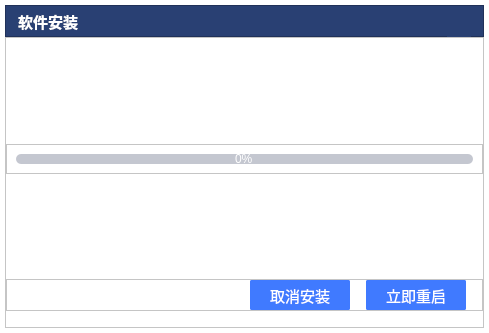
Old version of the form update/mainwindow.ui in the repository ZhouMei20220810/TEST.
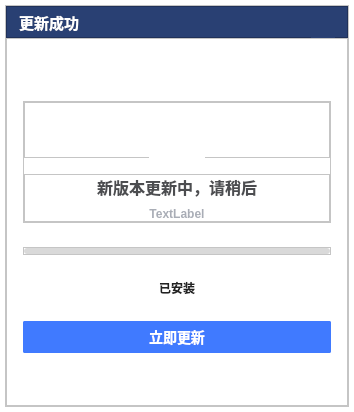
New version of the form. Icons and pictures are not drawn.

Commit message: 更新软件UI调整

```diff
--- a/update/mainwindow.ui
+++ b/update/mainwindow.ui
@@ -6,8 +6,8 @@
    <rect>
     <x>0</x>
     <y>0</y>
-    <width>489</width>
-    <height>333</height>
+    <width>350</width>
+    <height>393</height>
    </rect>
   </property>
   <property name="windowTitle">
@@ -17,21 +17,48 @@
    <string notr="true">background:transparent;</string>
   </property>
   <widget class="QWidget" name="centralwidget">
+   <layout class="QHBoxLayout" name="horizontalLayout">
+    <property name="spacing">
+     <number>0</number>
+    </property>
+    <property name="leftMargin">
+     <number>5</number>
+    </property>
+    <property name="topMargin">
+     <number>5</number>
+    </property>
+    <property name="rightMargin">
+     <number>5</number>
+    </property>
+    <property name="bottomMargin">
+     <number>5</number>
+    </property>
+    <item>
+     <widget class="QFrame" name="frame_5">
+      <property name="styleSheet">
+       <string notr="true">background-color:#FFFFFFFF;</string>
+      </property>
+      <property name="frameShape">
+       <enum>QFrame::StyledPanel</enum>
+      </property>
+      <property name="frameShadow">
+       <enum>QFrame::Raised</enum>
+      </property>
    <layout class="QVBoxLayout" name="verticalLayout">
     <property name="spacing">
      <number>0</number>
     </property>
     <property name="leftMargin">
-     <number>5</number>
+        <number>0</number>
     </property>
     <property name="topMargin">
-     <number>5</number>
+        <number>0</number>
     </property>
     <property name="rightMargin">
-     <number>5</number>
+        <number>0</number>
     </property>
     <property name="bottomMargin">
-     <number>5</number>
+        <number>0</number>
     </property>
     <item>
      <widget class="QFrame" name="frame">
@@ -287,7 +314,7 @@
           <string notr="true"/>
          </property>
          <property name="text">
-          <string>软件安装</string>
+             <string>更新成功</string>
          </property>
         </widget>
        </item>
@@ -356,15 +383,66 @@
      </widget>
     </item>
     <item>
-     <widget class="QFrame" name="frame_4">
+        <widget class="QFrame" name="frame_8">
+         <property name="frameShape">
+          <enum>QFrame::StyledPanel</enum>
+         </property>
+         <property name="frameShadow">
+          <enum>QFrame::Raised</enum>
+         </property>
+         <layout class="QVBoxLayout" name="verticalLayout_9">
+          <property name="spacing">
+           <number>24</number>
+          </property>
+          <property name="leftMargin">
+           <number>16</number>
+          </property>
+          <property name="topMargin">
+           <number>62</number>
+          </property>
+          <property name="rightMargin">
+           <number>16</number>
+          </property>
+          <property name="bottomMargin">
+           <number>52</number>
+          </property>
+          <item>
+           <widget class="QFrame" name="frame_10">
+            <property name="frameShape">
+             <enum>QFrame::StyledPanel</enum>
+            </property>
+            <property name="frameShadow">
+             <enum>QFrame::Raised</enum>
+            </property>
+            <layout class="QVBoxLayout" name="verticalLayout_7">
+             <property name="spacing">
+              <number>16</number>
+             </property>
+             <property name="leftMargin">
+              <number>0</number>
+             </property>
+             <property name="topMargin">
+              <number>0</number>
+             </property>
+             <property name="rightMargin">
+              <number>0</number>
+             </property>
+             <property name="bottomMargin">
+              <number>0</number>
+             </property>
+             <item>
+              <widget class="QFrame" name="frame_11">
       <property name="minimumSize">
        <size>
-        <width>0</width>
-        <height>100</height>
-       </size>
-      </property>
-      <property name="styleSheet">
-       <string notr="true">background-color:#FFFFFF;</string>
+                 <width>56</width>
+                 <height>56</height>
+                </size>
+               </property>
+               <property name="maximumSize">
+                <size>
+                 <width>16777215</width>
+                 <height>16777215</height>
+                </size>
       </property>
       <property name="frameShape">
        <enum>QFrame::StyledPanel</enum>
@@ -372,7 +450,7 @@
       <property name="frameShadow">
        <enum>QFrame::Raised</enum>
       </property>
-      <layout class="QVBoxLayout" name="verticalLayout_2">
+               <layout class="QHBoxLayout" name="horizontalLayout_5">
        <property name="spacing">
         <number>0</number>
        </property>
@@ -386,151 +464,179 @@
         <number>0</number>
        </property>
        <property name="bottomMargin">
-        <number>16</number>
+                 <number>0</number>
        </property>
        <item>
-        <spacer name="verticalSpacer_2">
+                 <spacer name="horizontalSpacer_4">
          <property name="orientation">
-          <enum>Qt::Vertical</enum>
+                   <enum>Qt::Horizontal</enum>
          </property>
          <property name="sizeHint" stdset="0">
           <size>
-           <width>474</width>
-           <height>97</height>
+                    <width>121</width>
+                    <height>20</height>
           </size>
          </property>
         </spacer>
        </item>
        <item>
-        <widget class="QFrame" name="frame_3">
+                 <widget class="QLabel" name="labeLogo_2">
+                  <property name="minimumSize">
+                   <size>
+                    <width>56</width>
+                    <height>56</height>
+                   </size>
+                  </property>
+                  <property name="maximumSize">
+                   <size>
+                    <width>56</width>
+                    <height>56</height>
+                   </size>
+                  </property>
+                  <property name="text">
+                   <string/>
+                  </property>
+                  <property name="pixmap">
+                   <pixmap resource="res.qrc">:/resource/aboutlogo.png</pixmap>
+                  </property>
+                  <property name="scaledContents">
+                   <bool>true</bool>
+                  </property>
+                 </widget>
+                </item>
+                <item>
+                 <spacer name="horizontalSpacer_5">
+                  <property name="orientation">
+                   <enum>Qt::Horizontal</enum>
+                  </property>
+                  <property name="sizeHint" stdset="0">
+                   <size>
+                    <width>121</width>
+                    <height>20</height>
+                   </size>
+                  </property>
+                 </spacer>
+                </item>
+               </layout>
+              </widget>
+             </item>
+             <item>
+              <widget class="QFrame" name="frame_12">
          <property name="frameShape">
           <enum>QFrame::StyledPanel</enum>
          </property>
          <property name="frameShadow">
           <enum>QFrame::Raised</enum>
          </property>
-         <layout class="QHBoxLayout" name="horizontalLayout_3">
+               <layout class="QVBoxLayout" name="verticalLayout_8">
+                <property name="spacing">
+                 <number>8</number>
+                </property>
+                <property name="leftMargin">
+                 <number>0</number>
+                </property>
+                <property name="topMargin">
+                 <number>0</number>
+                </property>
+                <property name="rightMargin">
+                 <number>0</number>
+                </property>
+                <property name="bottomMargin">
+                 <number>0</number>
+                </property>
+                <item>
+                 <widget class="QLabel" name="labelStatus">
+                  <property name="styleSheet">
+                   <string notr="true">color:#4C4D50;font-size:16px;font-weight:bold;</string>
+                  </property>
+                  <property name="text">
+                   <string>新版本更新中，请稍后</string>
+                  </property>
+                  <property name="alignment">
+                   <set>Qt::AlignCenter</set>
+                  </property>
+                 </widget>
+                </item>
+                <item>
+                 <widget class="QLabel" name="labelUpdateVersion">
+                  <property name="styleSheet">
+                   <string notr="true">color:#A9ADB6;font-size:12px;font-weight:bold;</string>
+                  </property>
+                  <property name="text">
+                   <string>TextLabel</string>
+                  </property>
+                  <property name="alignment">
+                   <set>Qt::AlignCenter</set>
+                  </property>
+                 </widget>
+                </item>
+               </layout>
+              </widget>
+             </item>
+            </layout>
+           </widget>
+          </item>
+          <item>
+           <widget class="QFrame" name="frame_6">
+            <property name="frameShape">
+             <enum>QFrame::StyledPanel</enum>
+            </property>
+            <property name="frameShadow">
+             <enum>QFrame::Raised</enum>
+            </property>
+            <layout class="QHBoxLayout" name="horizontalLayout_4">
+             <property name="spacing">
+              <number>0</number>
+             </property>
+             <property name="leftMargin">
+              <number>0</number>
+             </property>
+             <property name="topMargin">
+              <number>0</number>
+             </property>
+             <property name="rightMargin">
+              <number>0</number>
+             </property>
+             <property name="bottomMargin">
+              <number>0</number>
+             </property>
           <item>
            <widget class="QProgressBar" name="progressBar">
             <property name="maximumSize">
              <size>
               <width>16777215</width>
-              <height>10</height>
+                 <height>6</height>
              </size>
             </property>
             <property name="styleSheet">
              <string notr="true">QProgressBar{text-align: center;color:#FFFFFF;
-                                     background-color: #FFC4C7D0;
-                                     border: 0px solid #FFC4C7D0;
-                                     border-radius: 5px;}
-QProgressBar::chunk{background-color: #FF407AFF;
-                                     border-radius: 5px;}</string>
+                                     background-color: #D9D9D9;
+                                     border: 0px solid #D9D9D9;
+                                     border-radius: 3px;}
+QProgressBar::chunk{background-color: #407AFF;
+                                     border-radius: 3px;}</string>
             </property>
             <property name="value">
              <number>0</number>
             </property>
+               <property name="textVisible">
+                <bool>false</bool>
+               </property>
            </widget>
           </item>
          </layout>
         </widget>
        </item>
        <item>
-        <spacer name="verticalSpacer">
-         <property name="orientation">
-          <enum>Qt::Vertical</enum>
-         </property>
-         <property name="sizeHint" stdset="0">
-          <size>
-           <width>474</width>
-           <height>97</height>
-          </size>
-         </property>
-        </spacer>
-       </item>
-       <item>
-        <widget class="QFrame" name="frame_2">
-         <property name="frameShape">
-          <enum>QFrame::StyledPanel</enum>
-         </property>
-         <property name="frameShadow">
-          <enum>QFrame::Raised</enum>
-         </property>
-         <layout class="QHBoxLayout" name="horizontalLayout">
-          <property name="spacing">
-           <number>16</number>
-          </property>
-          <property name="leftMargin">
-           <number>0</number>
-          </property>
-          <property name="topMargin">
-           <number>0</number>
-          </property>
-          <property name="rightMargin">
-           <number>16</number>
-          </property>
-          <property name="bottomMargin">
-           <number>0</number>
-          </property>
-          <item>
-           <spacer name="horizontalSpacer_2">
-            <property name="orientation">
-             <enum>Qt::Horizontal</enum>
-            </property>
-            <property name="sizeHint" stdset="0">
-             <size>
-              <width>40</width>
-              <height>20</height>
-             </size>
-            </property>
-           </spacer>
-          </item>
-          <item>
-           <widget class="QToolButton" name="toolBtnCancel">
-            <property name="minimumSize">
-             <size>
-              <width>100</width>
-              <height>28</height>
-             </size>
-            </property>
-            <property name="font">
-             <font>
-              <pointsize>11</pointsize>
-              <bold>false</bold>
-             </font>
-            </property>
-            <property name="cursor">
-             <cursorShape>PointingHandCursor</cursorShape>
-            </property>
+           <widget class="QLabel" name="labelProgressValue">
             <property name="styleSheet">
-             <string notr="true"> QToolButton {
-     border: 2px solid #FF407AFF;
-     border-radius:2px;
-	 background-color: #FF407AFF;
-	 color:#FFFFFFFF;
- }
-QToolButton:hover
-{
-	border:2px solid  #FF407AFF;
-	background-color: #FF407AFF;
-}
- QToolButton:pressed {
-     border: 2px solid #FF407AFF;
-     border-radius: 2px;
-	 background-color: #FF407AFF;
-	 color:#FFFFFFFF;
- }
-
- QToolButton:flat {
-     border: none; /* no border for a flat push button */
- }
-
- QToolButton:default {
-     border-color: navy; /* make the default button prominent */
- }
-</string>
+             <string notr="true">color:#222222;font-size:12px;font-weight:bold;</string>
             </property>
             <property name="text">
-             <string>取消安装</string>
+             <string>已安装</string>
+            </property>
+            <property name="alignment">
+             <set>Qt::AlignCenter</set>
             </property>
            </widget>
           </item>
@@ -538,14 +644,20 @@
            <widget class="QToolButton" name="toolBtnUpdate">
             <property name="minimumSize">
              <size>
-              <width>100</width>
-              <height>28</height>
+              <width>308</width>
+              <height>32</height>
+             </size>
+            </property>
+            <property name="maximumSize">
+             <size>
+              <width>308</width>
+              <height>32</height>
              </size>
             </property>
             <property name="font">
              <font>
-              <pointsize>11</pointsize>
-              <bold>false</bold>
+              <pointsize>-1</pointsize>
+              <bold>true</bold>
              </font>
             </property>
             <property name="cursor">
@@ -557,6 +669,8 @@
      border-radius:2px;
 	 background-color: #FF407AFF;
 	 color:#FFFFFFFF;
+	 font-size:14px;
+	 font-weight:bold;
  }
 QToolButton:hover
 {
@@ -569,6 +683,12 @@
 	 background-color: #FF407AFF;
 	 color:#FFFFFFFF;
  }
+QToolButton:disabled {
+     border: 2px solid #D9D9D9;
+     border-radius: 2px;
+	 background-color: #D9D9D9;
+	 color:#FFFFFFFF;
+ }
 
  QToolButton:flat {
      border: none; /* no border for a flat push button */
@@ -580,7 +700,7 @@
 </string>
             </property>
             <property name="text">
-             <string>立即重启</string>
+             <string>立即更新</string>
             </property>
            </widget>
           </item>
```
Left out of the diff: 2 changed lines with no effect on the pictures. Lines whose indentation alone changed are shown as unchanged. The commit also changes 7 other files.
